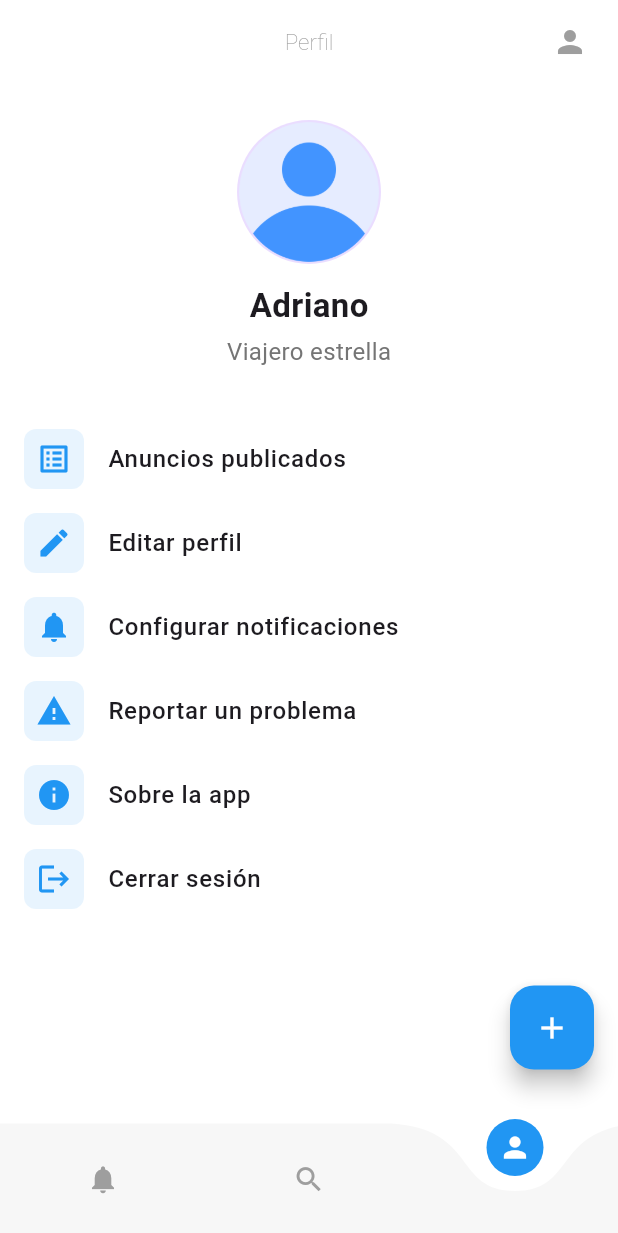
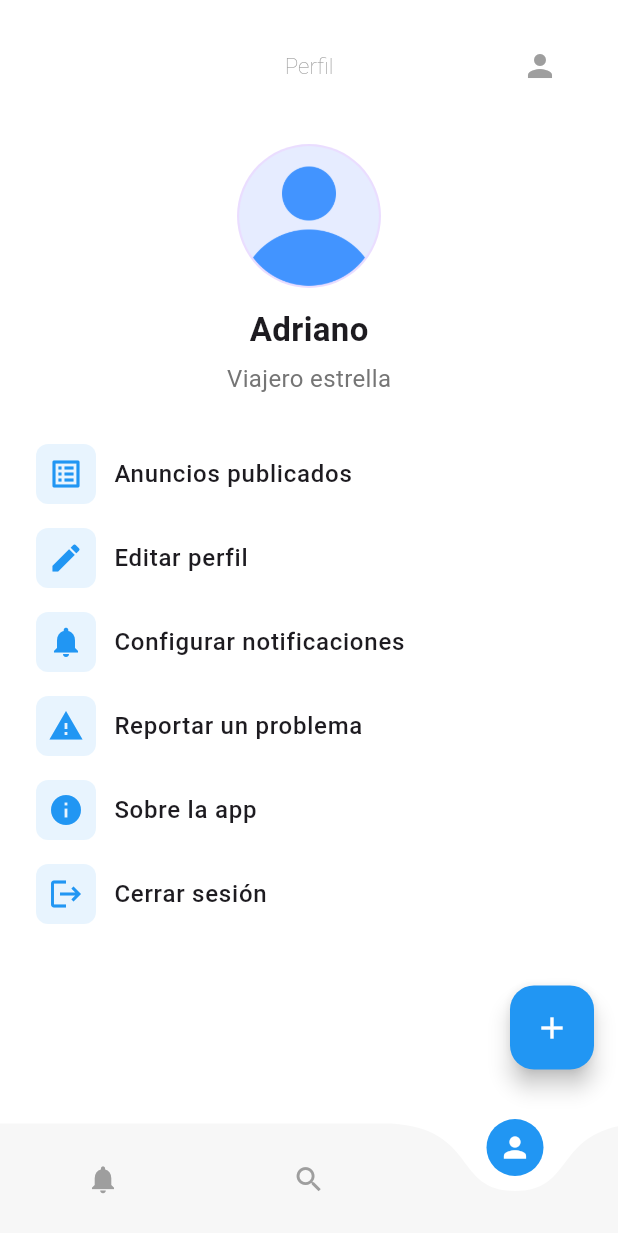
Before and after one commit to laiamarnav/Swappy, a Flutter app: the ProfileScreen screen opened by its route, on a phone screen of 412 x 824 dp. Shown: the top 1233 px of the screen. Run offline on Flutter 3.47's test engine with Material 3 defaults, Android fonts, the phone set to English and light mode, and no system bars; drawn by our look-alikes of curved_navigation_bar; our stand-ins replace get_it, shared_preferences; accounts and stored records are empty.

Commit message:
feat: add responsive utilities and adaptive navigation

```diff
--- /dev/null
+++ b/lib/core/responsive/responsive.dart
@@ -0,0 +1,49 @@
+// Responsive utilities for Swappy
+// Defines breakpoints, size classes, and spacing helpers.
+
+import 'package:flutter/material.dart';
+
+/// Breakpoints used across the app.
+class Breakpoints {
+  static const double phone = 0;        // up to 599
+  static const double tablet = 600;     // 600–1023
+  static const double desktop = 1024;   // 1024+
+}
+
+/// Size classes representing the current screen width.
+enum SizeClass { phone, tablet, desktop }
+
+/// Extension helpers to easily query responsive information from [BuildContext].
+extension ResponsiveContext on BuildContext {
+  Size get screenSize => MediaQuery.sizeOf(this);
+  double get width => screenSize.width;
+  double get height => screenSize.height;
+
+  /// Returns the [SizeClass] for the current width.
+  SizeClass get sizeClass {
+    final w = width;
+    if (w >= Breakpoints.desktop) return SizeClass.desktop;
+    if (w >= Breakpoints.tablet) return SizeClass.tablet;
+    return SizeClass.phone;
+  }
+
+  bool get isPhone => sizeClass == SizeClass.phone;
+  bool get isTablet => sizeClass == SizeClass.tablet;
+  bool get isDesktop => sizeClass == SizeClass.desktop;
+}
+
+/// Returns the base space used between components.
+/// Scales with the current [SizeClass].
+double space(BuildContext c) =>
+    c.isDesktop ? 24 : c.isTablet ? 16 : 12;
+
+/// Returns the outer gutter/padding value for pages.
+/// Scales with the current [SizeClass].
+double gutter(BuildContext c) =>
+    c.isDesktop ? 32 : c.isTablet ? 24 : 16;
+
+/// Responsive headline style adapting to the current width.
+TextStyle headline(BuildContext c, ThemeData t) =>
+    t.textTheme.headlineSmall!.copyWith(
+      fontSize: c.isDesktop ? 28 : c.isTablet ? 24 : 20,
+    );
--- a/lib/presentation/widgets/main_scaffold.dart
+++ b/lib/presentation/widgets/main_scaffold.dart
@@ -3,6 +3,7 @@
 import 'package:flutter/material.dart';
 import 'package:curved_navigation_bar/curved_navigation_bar.dart';
 
+import 'package:swappy/core/responsive/responsive.dart';
 
 class MainScaffold extends StatefulWidget {
   final int currentIndex;
@@ -41,28 +42,60 @@ class _MainScaffoldState extends State<MainScaffold> {
   Color _iconColor(int idx) =>
       _currentIndex == idx ? Colors.white : Colors.grey;
 
+  List<NavigationRailDestination> get _railDestinations => const [
+        NavigationRailDestination(
+          icon: Icon(Icons.notifications),
+          label: Text('Notificaciones'),
+        ),
+        NavigationRailDestination(
+          icon: Icon(Icons.search),
+          label: Text('Buscar'),
+        ),
+        NavigationRailDestination(
+          icon: Icon(Icons.person),
+          label: Text('Perfil'),
+        ),
+      ];
+
   @override
   Widget build(BuildContext context) {
+    final fab = Padding(
+      padding: const EdgeInsets.only(bottom: 20.0),
+      child: FloatingActionButton(
+        onPressed: _goToCreate,
+        backgroundColor: Colors.blue,
+        tooltip: 'Publicar anuncio',
+        child: const Icon(Icons.add, color: Colors.white),
+      ),
+    );
+
+    // Use a NavigationRail on larger screens and a curved bottom bar on phones.
+    if (context.isTablet || context.isDesktop) {
+      return Scaffold(
+        backgroundColor: Colors.white,
+        floatingActionButton: fab,
+        floatingActionButtonLocation: FloatingActionButtonLocation.endFloat,
+        body: Row(
+          children: [
+            NavigationRail(
+              selectedIndex: _currentIndex,
+              destinations: _railDestinations,
+              onDestinationSelected: _onTap,
+              labelType: NavigationRailLabelType.selected,
+            ),
+            const VerticalDivider(width: 1),
+            Expanded(child: widget.child),
+          ],
+        ),
+      );
+    }
+
     return Scaffold(
       extendBody: true,
       backgroundColor: Colors.white,
-
-      // tu contenido variable
       body: widget.child,
-
-      // FAB común
-      floatingActionButton: Padding(
-        padding: const EdgeInsets.only(bottom: 20.0),
-        child: FloatingActionButton(
-          onPressed: _goToCreate,
-          backgroundColor: Colors.blue,
-          tooltip: 'Publicar anuncio',
-          child: const Icon(Icons.add, color: Colors.white),
-        ),
-      ),
+      floatingActionButton: fab,
       floatingActionButtonLocation: FloatingActionButtonLocation.endFloat,
-
-      // barra curva
       bottomNavigationBar: CurvedNavigationBar(
         index: _currentIndex,
         height: 75,
--- a/lib/screens/profile_screen.dart
+++ b/lib/screens/profile_screen.dart
@@ -2,6 +2,7 @@
 
 import 'package:flutter/material.dart';
 
+import 'package:swappy/core/responsive/responsive.dart';
 import 'package:swappy/presentation/widgets/main_scaffold.dart';
 
 class ProfileScreen extends StatelessWidget {
@@ -12,9 +13,95 @@ class ProfileScreen extends StatelessWidget {
     return MainScaffold(
       currentIndex: 2,
       child: SafeArea(
+        child: LayoutBuilder(
+          builder: (context, constraints) {
+            final isWide = constraints.maxWidth >= Breakpoints.tablet;
+
+            // Header with avatar and name.
+            final header = Column(
+              children: [
+                const CircleAvatar(
+                  radius: 48,
+                  backgroundImage: AssetImage('assets/avatar.png'),
+                ),
+                SizedBox(height: space(context)),
+                const Text(
+                  'Adriano',
+                  style: TextStyle(fontSize: 22, fontWeight: FontWeight.bold),
+                ),
+                SizedBox(height: space(context) / 2),
+                Text(
+                  'Viajero estrella',
+                  style: TextStyle(color: Colors.grey.shade600, fontSize: 16),
+                ),
+              ],
+            );
+
+            // Options list reused in both layouts.
+            final options = <Widget>[
+              _OptionTile(
+                icon: Icons.list_alt,
+                label: 'Anuncios publicados',
+                onTap: () => Navigator.pushNamed(context, '/published_listings'),
+              ),
+              _OptionTile(
+                icon: Icons.edit,
+                label: 'Editar perfil',
+                onTap: () => Navigator.pushNamed(context, '/edit_profile'),
+              ),
+              _OptionTile(
+                icon: Icons.notifications,
+                label: 'Configurar notificaciones',
+                onTap: () => Navigator.pushNamed(context, '/notifications_settings'),
+              ),
+              _OptionTile(
+                icon: Icons.report_problem,
+                label: 'Reportar un problema',
+                onTap: () => Navigator.pushNamed(context, '/report_problem'),
+              ),
+              _OptionTile(
+                icon: Icons.info,
+                label: 'Sobre la app',
+                onTap: () => Navigator.pushNamed(context, '/about_app'),
+              ),
+              _OptionTile(
+                icon: Icons.logout,
+                label: 'Cerrar sesión',
+                onTap: () => _showLogoutDialog(context),
+              ),
+            ];
+
+            Widget content;
+            if (isWide) {
+              content = Row(
+                crossAxisAlignment: CrossAxisAlignment.start,
+                children: [
+                  Expanded(flex: 2, child: header),
+                  SizedBox(width: space(context)),
+                  Expanded(
+                    flex: 3,
+                    child: ListView(
+                      shrinkWrap: true,
+                      children: options,
+                    ),
+                  ),
+                ],
+              );
+            } else {
+              content = ListView(
+                padding: EdgeInsets.zero,
+                children: [
+                  header,
+                  SizedBox(height: space(context) * 2),
+                  ...options,
+                ],
+              );
+            }
+
+            return Padding(
+              padding: EdgeInsets.all(gutter(context)),
               child: Column(
                 children: [
-            // ► AppBar blanco con texto e iconos grises
                   AppBar(
                     backgroundColor: Colors.white,
                     elevation: 0,
@@ -34,65 +121,15 @@ class ProfileScreen extends StatelessWidget {
                         color: Colors.grey,
                         onPressed: () {},
                       ),
-                const SizedBox(width: 8),
+                      SizedBox(width: space(context)),
                     ],
                   ),
-
-            const SizedBox(height: 24),
-
-            // ► Avatar y nombre
-            const CircleAvatar(
-              radius: 48,
-              backgroundImage: AssetImage("assets/avatar.png"),
+                  SizedBox(height: space(context) * 2),
+                  Expanded(child: content),
+                ],
               ),
-            const SizedBox(height: 12),
-            const Text(
-              'Adriano',
-              style: TextStyle(fontSize: 22, fontWeight: FontWeight.bold),
-            ),
-            const SizedBox(height: 4),
-            Text(
-              'Viajero estrella',
-              style: TextStyle(color: Colors.grey.shade600, fontSize: 16),
-            ),
-
-            const SizedBox(height: 32),
-
-            // ► Opciones
-            _OptionTile(
-              icon: Icons.list_alt,
-              label: 'Anuncios publicados',
-              onTap: () => Navigator.pushNamed(context, '/published_listings'),
-            ),
-            _OptionTile(
-              icon: Icons.edit,
-              label: 'Editar perfil',
-              onTap: () => Navigator.pushNamed(context, '/edit_profile'),
-            ),
-            _OptionTile(
-              icon: Icons.notifications,
-              label: 'Configurar notificaciones',
-              onTap: () =>
-                  Navigator.pushNamed(context, '/notifications_settings'),
-            ),
-            _OptionTile(
-              icon: Icons.report_problem,
-              label: 'Reportar un problema',
-              onTap: () => Navigator.pushNamed(context, '/report_problem'),
-            ),
-            _OptionTile(
-              icon: Icons.info,
-              label: 'Sobre la app',
-              onTap: () => Navigator.pushNamed(context, '/about_app'),
-            ),
-            _OptionTile(
-              icon: Icons.logout,
-              label: 'Cerrar sesión',
-              onTap: () => _showLogoutDialog(context),
-            ),
-
-            const Spacer(),
-          ],
+            );
+          },
         ),
       ),
     );
@@ -136,7 +173,7 @@ class _OptionTile extends StatelessWidget {
   Widget build(BuildContext context) {
     return ListTile(
       leading: Container(
-        padding: const EdgeInsets.all(8),
+        padding: EdgeInsets.all(space(context) / 1.5),
         decoration: BoxDecoration(
           color: Colors.blue.withOpacity(0.1),
           borderRadius: BorderRadius.circular(8),
@@ -145,8 +182,8 @@ class _OptionTile extends StatelessWidget {
       ),
       title: Text(label, style: const TextStyle(fontWeight: FontWeight.w500)),
       onTap: onTap,
-      contentPadding: const EdgeInsets.symmetric(horizontal: 16),
-      horizontalTitleGap: 16,
+      contentPadding: EdgeInsets.symmetric(horizontal: gutter(context) / 2),
+      horizontalTitleGap: space(context),
     );
   }
 }
```
Also changed, not shown: 2 other files. Lines whose indentation alone changed are shown as unchanged.
